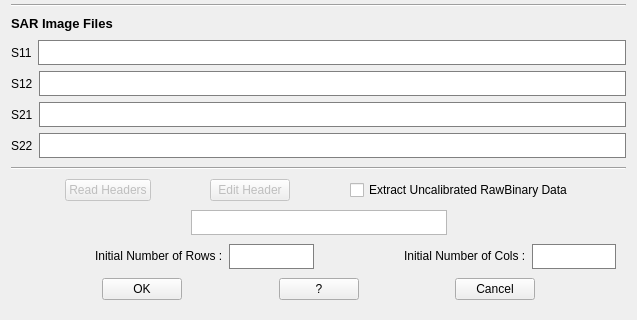
Old version of the form GUI/alos1_1_quad_jaxa_ceos.ui in the repository cpenar/Qt_PolSarPRO; both pictures show x 0 to 637 and y 378 to 698 of the 637 by 698 pixel window.
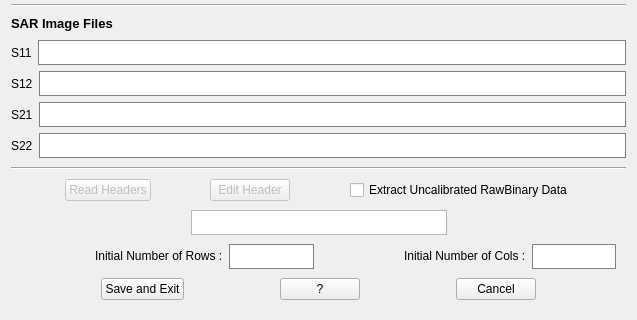
New version of the form. Icons and pictures are not drawn.

Commit message: Correctly managing Save and Cancel buttons

The edit to the form file:
```diff
--- a/GUI/alos1_1_quad_jaxa_ceos.ui
+++ b/GUI/alos1_1_quad_jaxa_ceos.ui
@@ -1033,8 +1033,18 @@
      </item>
      <item>
       <widget class="QPushButton" name="pushButton_SaveAndExit">
+       <property name="sizePolicy">
+        <sizepolicy hsizetype="Minimum" vsizetype="Maximum">
+         <horstretch>0</horstretch>
+         <verstretch>0</verstretch>
+        </sizepolicy>
+       </property>
        <property name="text">
-        <string>OK</string>
+        <string>Save and Exit</string>
+       </property>
+       <property name="icon">
+        <iconset>
+         <normaloff>../Images/flaticon/svg/002-checked-1.svg</normaloff>../Images/flaticon/svg/002-checked-1.svg</iconset>
        </property>
       </widget>
      </item>
```
Left out of the diff: 6 changed lines with no effect on the pictures. The commit also changes 1 other file.
